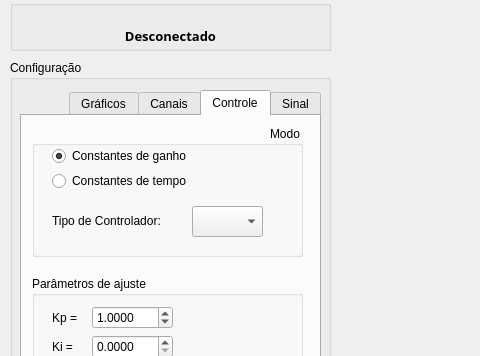
This is mainwindow.ui in Chechunlong/control as Qt 5 draws it before an edit; both pictures show x 0 to 480 and y 0 to 356 of the 1016 by 663 pixel window. The edited form follows.
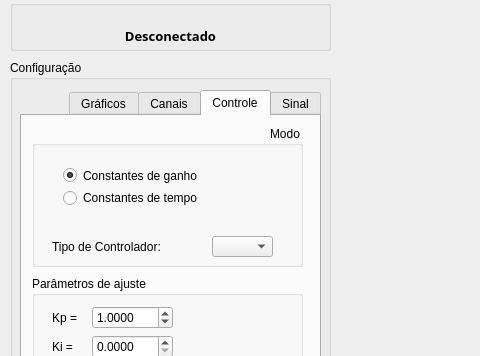
This is the edited form. Custom widgets are drawn as their Qt base class.

Diff of the .ui file:
```diff
--- a/mainwindow.ui
+++ b/mainwindow.ui
@@ -420,38 +420,19 @@
          <x>10</x>
          <y>10</y>
          <width>271</width>
-         <height>131</height>
+         <height>141</height>
         </rect>
        </property>
        <property name="title">
         <string>Modo</string>
        </property>
-       <widget class="QRadioButton" name="rb_constGanho">
-        <property name="geometry">
-         <rect>
-          <x>20</x>
-          <y>20</y>
-          <width>231</width>
-          <height>20</height>
-         </rect>
-        </property>
-        <property name="layoutDirection">
-         <enum>Qt::LeftToRight</enum>
-        </property>
-        <property name="text">
-         <string>Constantes de ganho</string>
-        </property>
-        <property name="checked">
-         <bool>true</bool>
-        </property>
-       </widget>
        <widget class="QComboBox" name="tipoControlador">
         <property name="geometry">
          <rect>
-          <x>160</x>
-          <y>80</y>
-          <width>71</width>
-          <height>31</height>
+          <x>180</x>
+          <y>110</y>
+          <width>61</width>
+          <height>21</height>
          </rect>
         </property>
         <property name="layoutDirection">
@@ -462,30 +443,49 @@
         <property name="geometry">
          <rect>
           <x>20</x>
-          <y>80</y>
+          <y>100</y>
           <width>131</width>
-          <height>30</height>
+          <height>41</height>
          </rect>
         </property>
         <property name="text">
          <string>Tipo de Controlador:</string>
         </property>
        </widget>
-       <widget class="QRadioButton" name="rb_constTempo">
+       <widget class="QWidget" name="">
         <property name="geometry">
          <rect>
           <x>20</x>
-          <y>40</y>
-          <width>160</width>
-          <height>30</height>
+          <y>30</y>
+          <width>221</width>
+          <height>61</height>
          </rect>
         </property>
-        <property name="layoutDirection">
-         <enum>Qt::LeftToRight</enum>
-        </property>
-        <property name="text">
-         <string>Constantes de tempo</string>
-        </property>
+        <layout class="QGridLayout" name="gridLayout_4">
+         <item row="0" column="0">
+          <widget class="QRadioButton" name="rb_constGanho">
+           <property name="layoutDirection">
+            <enum>Qt::LeftToRight</enum>
+           </property>
+           <property name="text">
+            <string>Constantes de ganho</string>
+           </property>
+           <property name="checked">
+            <bool>true</bool>
+           </property>
+          </widget>
+         </item>
+         <item row="1" column="0">
+          <widget class="QRadioButton" name="rb_constTempo">
+           <property name="layoutDirection">
+            <enum>Qt::LeftToRight</enum>
+           </property>
+           <property name="text">
+            <string>Constantes de tempo</string>
+           </property>
+          </widget>
+         </item>
+        </layout>
        </widget>
       </widget>
       <widget class="QGroupBox" name="groupBox_3">
```
Left out of the diff: 77 changed lines with no effect on the pictures.
